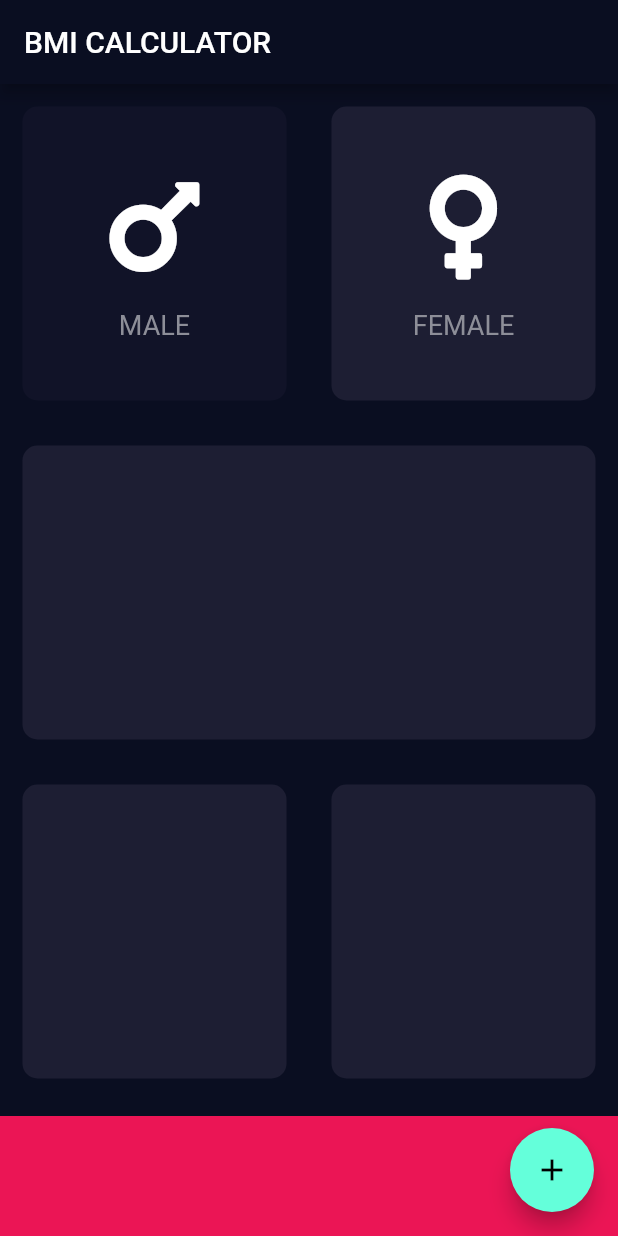
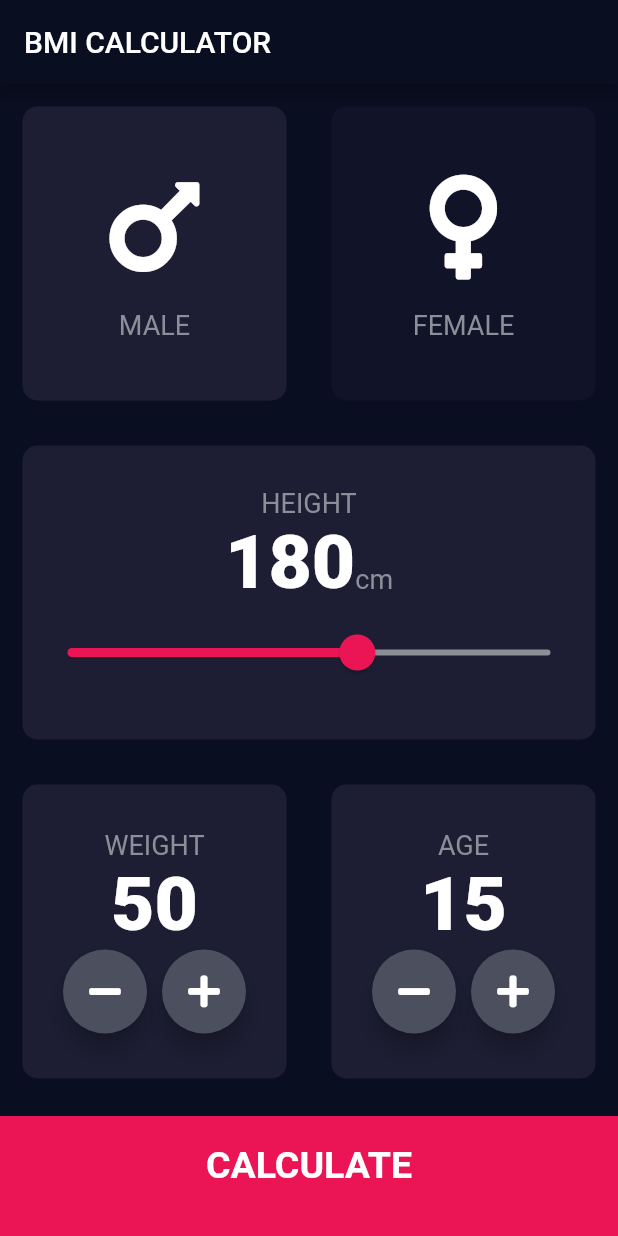
Before and after one commit to shreyasssk/bmi-calculator-flutter, a Flutter app: the screen it shows after launch, after a tap on "MALE", on a phone screen of 412 x 824 dp. Run offline on Flutter 3.47's test engine with Material 2 defaults, Android fonts, the phone set to English and light mode, and no system bars; our stand-ins replace font_awesome_flutter.

Commit message:
Final project

```diff
--- /dev/null
+++ b/lib/calculator_brain.dart
@@ -0,0 +1,35 @@
+import 'dart:math';
+
+class CalculatorBrain{
+
+  CalculatorBrain({this.height, this.weight});
+
+  final int height;
+  final int weight;
+  double _bmi;
+
+  String calculateBMI(){
+    _bmi = weight / pow(height / 100, 2);
+    return _bmi.toStringAsFixed(1);
+  }
+
+  String getResult() {
+    if (_bmi >= 25){
+      return 'Overweight!';
+    } else if (_bmi > 18.5) {
+      return 'Normal';
+    } else {
+      return 'Underweight';
+    }
+  }
+
+  String getInterpretation() {
+    if (_bmi >= 25){
+      return 'You have a higher than normal body weight! Try to exercise more!';
+    } else if (_bmi > 18.5) {
+      return 'You have a normal body weight. Good job!';
+    } else {
+      return 'You have a lower than normal body weight! You can eat a bit more! ;)';
+    }
+  }
+}
--- /dev/null
+++ b/lib/components/bottom_button.dart
@@ -0,0 +1,25 @@
+import 'package:flutter/material.dart';
+import '../constants.dart';
+
+class BottomButton extends StatelessWidget {
+
+  BottomButton({@required this.onTap, @required this.buttonTitle});
+
+  final Function onTap;
+  final String buttonTitle;
+
+  @override
+  Widget build(BuildContext context) {
+    return GestureDetector(
+      onTap: onTap,
+      child: Container(
+        child: Center(child: Text(buttonTitle, style: kLargeTextStyle,)),
+        color: kBottomContainerColor,
+        margin: EdgeInsets.only(top: 10.0),
+        padding: EdgeInsets.only(bottom: 15.0),
+        width: double.infinity,
+        height: kBottomContainerHeight,
+      ),
+    );
+  }
+}
--- a/lib/icon_content.dart
+++ b/lib/components/icon_content.dart
@@ -1,8 +1,5 @@
 import 'package:flutter/material.dart';
-
-const labelTextStyle = TextStyle(
-  fontSize: 18.0, color: Color(0xFF8D8E98),
-);
+import '../constants.dart';
 
 class IconContent extends StatelessWidget {
   IconContent({this.icon, this.label});
@@ -22,7 +19,7 @@ class IconContent extends StatelessWidget {
         SizedBox(
           height: 15.0,
         ),
-        Text(label, style: labelTextStyle),
+        Text(label, style: kLabelTextStyle),
       ],
     );
   }
--- /dev/null
+++ b/lib/components/reuseable_card.dart
@@ -0,0 +1,24 @@
+import 'package:flutter/material.dart';
+
+class ReuseableCard extends StatelessWidget {
+
+  ReuseableCard({@required this.colour, this.cardChild, this.onPress});
+  final Color colour;
+  final Widget cardChild;
+  final Function onPress;
+
+  @override
+  Widget build(BuildContext context) {
+    return GestureDetector(
+      onTap: onPress,
+      child: Container(
+        child: cardChild,
+        margin: EdgeInsets.all(15.0),
+        decoration: BoxDecoration(
+          color: colour,
+          borderRadius: BorderRadius.circular(10.0),
+        ),
+      ),
+    );
+  }
+}
--- /dev/null
+++ b/lib/components/round_icon_button.dart
@@ -0,0 +1,24 @@
+import 'package:flutter/material.dart';
+
+class RoundIconButton extends StatelessWidget {
+
+  RoundIconButton({@required this.icon, @required this.onPressed});
+
+  final IconData icon;
+  final Function onPressed;
+
+  @override
+  Widget build(BuildContext context) {
+    return RawMaterialButton(
+      child: Icon(icon),
+      onPressed: onPressed,
+      elevation: 6.0,
+      constraints: BoxConstraints.tightFor(
+        width: 56.0,
+        height: 56.0,
+      ),
+      shape: CircleBorder(),
+      fillColor: Color(0xFF4C4F5E),
+    );
+  }
+}
--- /dev/null
+++ b/lib/constants.dart
@@ -0,0 +1,40 @@
+import 'package:flutter/material.dart';
+
+const kBottomContainerHeight = 80.0;
+const kActiveCardColor = Color(0xFF1D1E33);
+const kInactiveCardColor = Color(0xFF111328);
+const kBottomContainerColor = Color(0xFFEB1555);
+
+const kLabelTextStyle = TextStyle(
+  fontSize: 18.0, color: Color(0xFF8D8E98),
+);
+
+const kNumberTextStyle = TextStyle(
+  fontSize: 50.0,
+  fontWeight: FontWeight.w900,
+);
+
+const kLargeTextStyle = TextStyle(
+  fontSize: 25.0,
+  fontWeight: FontWeight.bold,
+);
+
+const kTitleTextStyle = TextStyle(
+  fontSize: 50.0,
+  fontWeight: FontWeight.bold
+);
+
+const kResultTextStyle = TextStyle(
+  color: Color(0xFF24D876),
+  fontSize: 22.0,
+  fontWeight: FontWeight.bold,
+);
+
+const kBMITextStyle = TextStyle(
+  fontSize: 100.0,
+  fontWeight: FontWeight.bold
+);
+
+const kBodyTextStyle = TextStyle(
+  fontSize: 22.0
+);
--- a/lib/input_page.dart
+++ /dev/null
@@ -1,101 +0,0 @@
-import 'package:flutter/material.dart';
-import 'package:font_awesome_flutter/font_awesome_flutter.dart';
-import 'icon_content.dart';
-import 'reuseable_card.dart';
-
-const bottomContainerHeight = 80.0;
-const activeCardColor = Color(0xFF1D1E33);
-const inactiveCardColor = Color(0xFF111328);
-const bottomContainerColor = Color(0xFFEB1555);
-
-class InputPage extends StatefulWidget {
-  @override
-  _InputPageState createState() => _InputPageState();
-}
-
-class _InputPageState extends State<InputPage> {
-
-  Color maleCardColor = activeCardColor;
-  Color femaleCardColor = activeCardColor;
-
-  //1 = male, 2 = female
-  void updateColor(int gender) {
-    if(gender == 1){
-      if(maleCardColor == inactiveCardColor){
-        maleCardColor = activeCardColor;
-        femaleCardColor = inactiveCardColor;
-      } else{
-        maleCardColor = inactiveCardColor;
-      }
-    }
-    if(gender == 2){
-      if(femaleCardColor == inactiveCardColor){
-        femaleCardColor = activeCardColor;
-        maleCardColor = inactiveCardColor;
-      } else{
-        femaleCardColor = inactiveCardColor;
-      }
-    }
-  }
-
-  @override
-  Widget build(BuildContext context) {
-    return Scaffold(
-      appBar: AppBar(
-        title: Text('BMI CALCULATOR'),
-      ),
-      body: Column(
-        children: [
-          Expanded(child: Row(
-            children: [
-              Expanded(child: GestureDetector(
-                onTap: (){
-                  setState(() {
-                    updateColor(1);
-                  });
-                },
-                child: ReuseableCard(
-                  colour: maleCardColor,
-                  cardChild: IconContent(icon: FontAwesomeIcons.mars,label: 'MALE',),
-                ),
-              ),
-              ),
-              Expanded(child: GestureDetector(
-                onTap: (){
-                  setState(() {
-                    updateColor(2);
-                  });
-                },
-                child: ReuseableCard(
-                  colour: femaleCardColor,
-                  cardChild: IconContent(icon: FontAwesomeIcons.venus,label: 'FEMALE',),
-                ),
-              ),
-              )
-            ],
-          )
-          ),
-          Expanded(child: ReuseableCard(colour: activeCardColor,),
-          ),
-          Expanded(child: Row(
-            children: [
-              Expanded(child: ReuseableCard(colour: activeCardColor,),
-              ),
-              Expanded(child: ReuseableCard(colour: activeCardColor,),
-              )
-            ],
-          ),),
-          Container(
-            color: bottomContainerColor,
-            margin: EdgeInsets.only(top: 10.0),
-            width: double.infinity,
-            height: bottomContainerHeight,
-          )
-        ],
-      ),
-      floatingActionButton: FloatingActionButton(
-        child: Icon(Icons.add),
-      ),
-    );
-  }
-}
--- a/lib/main.dart
+++ b/lib/main.dart
@@ -1,5 +1,5 @@
 import 'package:flutter/material.dart';
-import 'input_page.dart';
+import 'screens/input_page.dart';
 
 void main() => runApp(BMICalculator());
 
--- a/lib/reuseable_card.dart
+++ /dev/null
@@ -1,20 +0,0 @@
-import 'package:flutter/material.dart';
-
-class ReuseableCard extends StatelessWidget {
-
-  ReuseableCard({@required this.colour, this.cardChild});
-  final Color colour;
-  final Widget cardChild;
-
-  @override
-  Widget build(BuildContext context) {
-    return Container(
-      child: cardChild,
-      margin: EdgeInsets.all(15.0),
-      decoration: BoxDecoration(
-        color: colour,
-        borderRadius: BorderRadius.circular(10.0),
-      ),
-    );
-  }
-}
--- /dev/null
+++ b/lib/screens/input_page.dart
@@ -0,0 +1,194 @@
+import 'package:bmi_calculator/screens/results_page.dart';
+import 'package:flutter/material.dart';
+import 'package:font_awesome_flutter/font_awesome_flutter.dart';
+import '../components/icon_content.dart';
+import '../components/reuseable_card.dart';
+import '../constants.dart';
+import 'results_page.dart';
+import '../components/bottom_button.dart';
+import '../components/round_icon_button.dart';
+import 'package:bmi_calculator/calculator_brain.dart';
+
+enum Gender {
+  male,
+  female
+}
+
+class InputPage extends StatefulWidget {
+  @override
+  _InputPageState createState() => _InputPageState();
+}
+
+class _InputPageState extends State<InputPage> {
+
+  Gender selectedGender;
+  int height = 180;
+  int weight = 50;
+  int age = 15;
+
+  @override
+  Widget build(BuildContext context) {
+    return Scaffold(
+      appBar: AppBar(
+        title: Text('BMI CALCULATOR'),
+      ),
+      body: Column(
+        crossAxisAlignment: CrossAxisAlignment.stretch,
+        children: [
+          Expanded(child: Row(
+            children: [
+              Expanded(child: ReuseableCard(
+                onPress: () {
+                  setState(() {
+                    selectedGender = Gender.male;
+                  });
+                },
+                colour: selectedGender == Gender.male ? kActiveCardColor : kInactiveCardColor,
+                cardChild: IconContent(icon: FontAwesomeIcons.mars,label: 'MALE',),
+              ),
+              ),
+              Expanded(child: ReuseableCard(
+                onPress: () {
+                  setState(() {
+                    selectedGender = Gender.female;
+                  });
+                },
+                colour: selectedGender == Gender.female ? kActiveCardColor : kInactiveCardColor,
+                cardChild: IconContent(icon: FontAwesomeIcons.venus,label: 'FEMALE',),
+              ),
+              )
+            ],
+          )),
+          Expanded(child: ReuseableCard(
+            colour: kActiveCardColor,
+            cardChild: Column(
+              mainAxisAlignment: MainAxisAlignment.center,
+              children: [
+                Text('HEIGHT', style: kLabelTextStyle,),
+                Row(
+                  mainAxisAlignment: MainAxisAlignment.center,
+                  crossAxisAlignment: CrossAxisAlignment.baseline,
+                  textBaseline: TextBaseline.alphabetic,
+                  children: [
+                    Text(
+                      height.toString(),
+                      style: kNumberTextStyle,
+                    ),
+                    Text(
+                      'cm',
+                      style: kLabelTextStyle,
+                    )
+                  ],
+                ),
+                SliderTheme(
+                  data: SliderTheme.of(context).copyWith(
+                    thumbShape: RoundSliderThumbShape(enabledThumbRadius: 12.0),
+                    overlayShape: RoundSliderOverlayShape(overlayRadius: 30.0),
+                  ),
+                  child: Slider(
+                    activeColor: Color(0xFFEB1555),
+                    inactiveColor: Color(0xFF8D8E98),
+                    value: height.toDouble(),
+                    min: 120.0,
+                    max: 220.0,
+                    onChanged: (double newValue){
+                      setState(() {
+                        height = newValue.round();
+                      });
+                    },
+                  ),
+                )
+              ],
+            ),
+          ),
+          ),
+          Expanded(child: Row(
+            children: [
+              Expanded(child: ReuseableCard(
+                colour: kActiveCardColor,
+                cardChild: Column(
+                  mainAxisAlignment: MainAxisAlignment.center,
+                  children: [
+                    Text(
+                      "WEIGHT",
+                      style: kLabelTextStyle,
+                    ),
+                    Text(
+                      weight.toString(),
+                      style: kNumberTextStyle,
+                    ),
+                    Row(
+                      mainAxisAlignment: MainAxisAlignment.center,
+                      children: [
+                        RoundIconButton(
+                          icon: FontAwesomeIcons.minus,
+                          onPressed: (){
+                            setState(() {
+                              weight--;
+                            });
+                          },
+                        ),
+                        SizedBox(width: 10.0,),
+                        RoundIconButton(
+                          icon: FontAwesomeIcons.plus,
+                          onPressed: (){
+                            setState(() {
+                              weight++;
+                            });
+                          },
+                        ),
+                      ],
+                    )
+                  ],
+                ),
+              ),
+              ),
+              Expanded(
+                child: ReuseableCard(
+                  colour: kActiveCardColor,
+                  cardChild: Column(
+                    mainAxisAlignment: MainAxisAlignment.center,
+                    children: [
+                      Text('AGE', style: kLabelTextStyle,),
+                      Text(age.toString(), style: kNumberTextStyle,),
+                      Row(
+                        mainAxisAlignment: MainAxisAlignment.center,
+                        children: [
+                          RoundIconButton(
+                            icon: FontAwesomeIcons.minus,
+                            onPressed: (){
+                              setState(() {
+                                age--;
+                              });
+                            },
+                          ),
+                          SizedBox(width: 10.0,),
+                          RoundIconButton(
+                            icon: FontAwesomeIcons.plus,
+                            onPressed: (){
+                              setState(() {
+                                age++;
+                              });
+                            },
+                          ),
+                        ],
+                      )
+                    ],
+                  ),
+                ),
+              )
+            ],
+          ),),
+          BottomButton(buttonTitle: 'CALCULATE', onTap: (){
+            CalculatorBrain calc = CalculatorBrain(height: height, weight: weight);
+            Navigator.push(context, MaterialPageRoute(builder: (context) => ResultsPage(
+              bmiResult: calc.calculateBMI(),
+              resultText: calc.getResult(),
+              interpretation: calc.getInterpretation(),
+            )));
+          },)
+        ],
+      ),
+    );
+  }
+}
```
Also changed, not shown: lib/screens/results_page.dart (added, +56 -0 lines).
